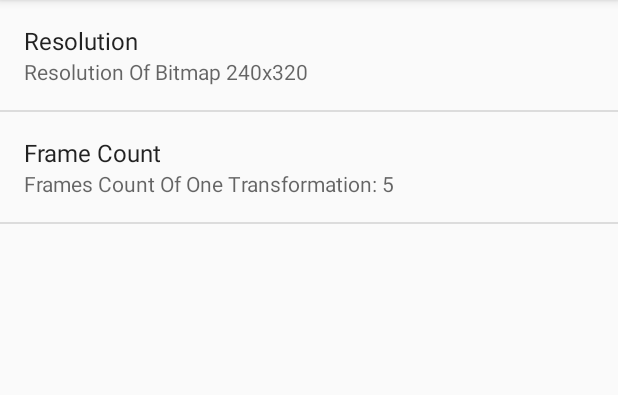
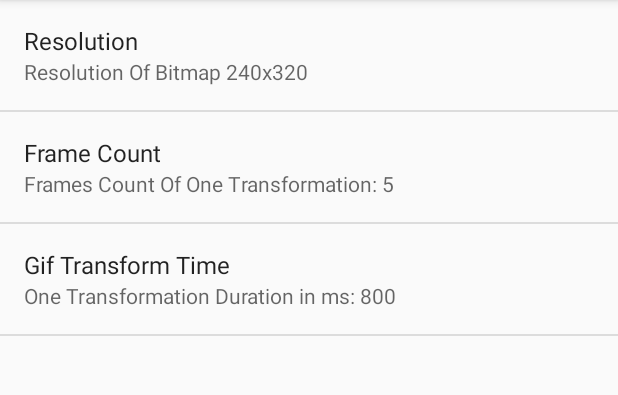
Before and after one commit to huzongyao/FaceMorphMe, an Android app: the fragment SettingsFragment shown on its own in the app's theme, on a phone screen of 412 x 824 dp, the part 84-479 px from its top. Run offline under Robolectric (Android 15) with nearby library versions, the phone set to English and light mode, and no system bars.

Commit message:
add transform duration config

```diff
--- a/app/src/main/java/com/hzy/face/morphme/activity/TwoMorphActivity.java
+++ b/app/src/main/java/com/hzy/face/morphme/activity/TwoMorphActivity.java
@@ -70,6 +70,7 @@ public class TwoMorphActivity extends AppCompatActivity {
     private String mGifFilePath;
     private Point mImageSize;
     private float mFrameSpace;
+    private int mFrameDuration;
 
     @Override
     protected void onCreate(@Nullable Bundle savedInstanceState) {
@@ -97,6 +98,8 @@ public class TwoMorphActivity extends AppCompatActivity {
         mImageSize = ConfigUtils.getConfigResolution();
         int frames = ConfigUtils.getConfigFrameCount();
         mFrameSpace = (frames > 0) ? (1f / frames) : 0.1f;
+        int duration = ConfigUtils.getConfigDuration();
+        mFrameDuration = duration / frames;
     }
 
     @Override
@@ -236,7 +239,7 @@ public class TwoMorphActivity extends AppCompatActivity {
                 });
                 if (needSave) {
                     mBurstLinker.connect(mOutputBitmap, BurstLinker.KMEANS_QUANTIZER,
-                            BurstLinker.M2_DITHER, 0, 0, 120);
+                            BurstLinker.M2_DITHER, 0, 0, mFrameDuration);
                 }
                 mMorphAlpha += mFrameSpace;
                 if (mMorphAlpha > 1) {
--- a/app/src/main/res/values/arrays.xml
+++ b/app/src/main/res/values/arrays.xml
@@ -43,4 +43,13 @@
         <item>5</item>
         <item>6</item>
     </string-array>
+    <string-array name="pref_delay_array">
+        <item>300</item>
+        <item>500</item>
+        <item>800</item>
+        <item>1000</item>
+        <item>2000</item>
+        <item>3000</item>
+        <item>5000</item>
+    </string-array>
 </resources>
--- a/app/src/main/res/values/strings.xml
+++ b/app/src/main/res/values/strings.xml
@@ -1,6 +1,7 @@
 <resources>
     <string name="pref_resolution_key" translatable="false">pref_resolution_key</string>
     <string name="pref_frames_key" translatable="false">pref_frames_key</string>
+    <string name="pref_delay_key" translatable="false">pref_delay_key</string>
 
     <string name="app_source_code" translatable="false">FaceMorphMe</string>
     <string name="github_project_page" translatable="false">https://github.com/huzongyao/FaceMorphMe</string>
@@ -32,4 +33,6 @@
     <string name="pref_resolution_summary">Resolution Of Bitmap %s</string>
     <string name="frame_count">Frame Count</string>
     <string name="pref_frames_summary">Frames Count Of One Transformation: %s</string>
+    <string name="animation_delay">Gif Transform Time</string>
+    <string name="pref_delay_summary">One Transformation Duration in ms: %s</string>
 </resources>
--- a/app/src/main/res/xml/settings_preference.xml
+++ b/app/src/main/res/xml/settings_preference.xml
@@ -14,4 +14,11 @@
         android:key="@string/pref_frames_key"
         android:summary="@string/pref_frames_summary"
         android:title="@string/frame_count" />
+    <ListPreference
+        android:defaultValue="800"
+        android:entries="@array/pref_delay_array"
+        android:entryValues="@array/pref_delay_array"
+        android:key="@string/pref_delay_key"
+        android:summary="@string/pref_delay_summary"
+        android:title="@string/animation_delay" />
 </PreferenceScreen>
```
Also changed, not shown: app/src/main/java/com/hzy/face/morphme/utils/ConfigUtils.java (+15 -0 lines), 3 other files.
